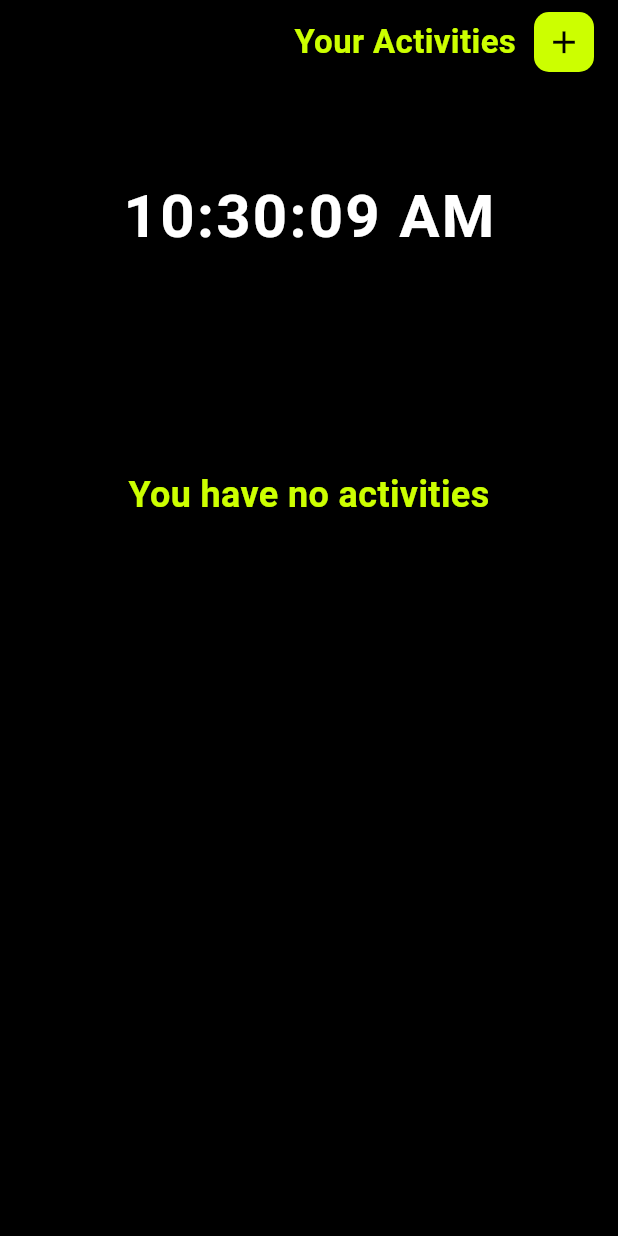
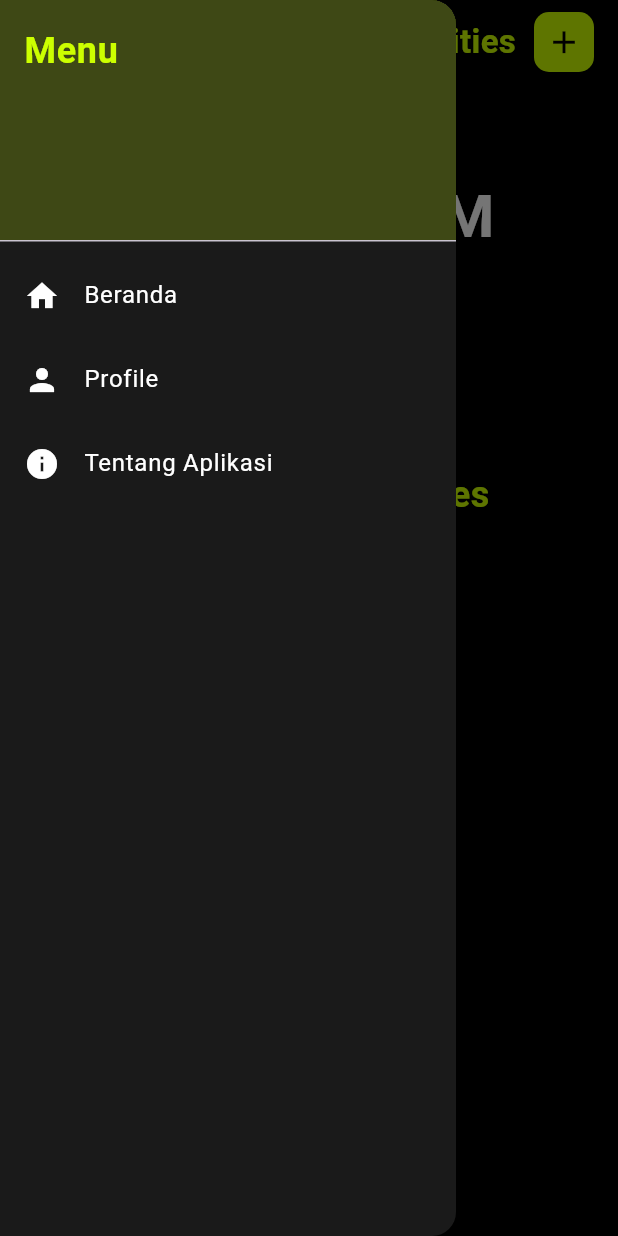
Before and after one commit to robotganteng09/ulangan_pak_aji, a Flutter app: the HomeWide screen opened directly, with the side drawer open (before the commit the screen has no drawer), on a phone screen of 412 x 824 dp. Run offline on Flutter 3.47's test engine with Material 3 defaults, Android fonts, the phone set to English and light mode, and no system bars; our stand-ins replace get, shared_preferences, sqflite; accounts and stored records are empty.

Commit message:
fix Home

```diff
--- a/lib/controller/drop_down_controller.dart
+++ b/lib/controller/drop_down_controller.dart
@@ -2,12 +2,14 @@ import 'package:get/get_rx/get_rx.dart';
 import 'package:get/get_state_manager/get_state_manager.dart';
 
 class DropDownController extends GetxController {
-
-  var selectedValue = ''.obs;
-
-  final List<String> pilihan = ['Sangat Penting', 'Penting', 'bisa nanti'];
+  var selectedValue = ''.obs; // tetap pakai RxString
+  final List<String> pilihan = ['Sangat Penting', 'Penting', 'Bisa Nanti'];
 
   void setSelected(String value) {
     selectedValue.value = value;
   }
+
+  void clear() {
+    selectedValue.value = ''; // reset ke kosong
+  }
 }
--- a/lib/controller/home_controller.dart
+++ b/lib/controller/home_controller.dart
@@ -36,10 +36,9 @@ class HomeController extends GetxController {
     String category,
     DateTime? dueDate,
   ) async {
-   final due = (dueDate ?? dateController.selectedDate.value) != null
+    final due = (dueDate ?? dateController.selectedDate.value) != null
         ? (dueDate ?? dateController.selectedDate.value)!.toIso8601String()
         : '';
-
 
     await dbHelper.insertTodo({
       'title': title,
@@ -110,7 +109,7 @@ class HomeController extends GetxController {
   void clearForm() {
     titleController.clear();
     descController.clear();
-    dropDownController.setSelected("");
+    dropDownController.clear();
     dateController.clear();
   }
 }
--- a/lib/main.dart
+++ b/lib/main.dart
@@ -1,6 +1,9 @@
 import 'package:flutter/material.dart';
 import 'package:get/get.dart';
+import 'package:ulangan_pak_aji/controller/date_controller.dart';
+import 'package:ulangan_pak_aji/controller/drop_down_controller.dart';
 import 'package:ulangan_pak_aji/controller/editController.dart';
+import 'package:ulangan_pak_aji/controller/home_controller.dart';
 import 'package:ulangan_pak_aji/controller/time_controller.dart';
 import 'package:ulangan_pak_aji/controller/wide_controller.dart';
 import 'package:ulangan_pak_aji/routes/pages.dart';
@@ -12,7 +15,10 @@ void main() async {
   await initializeDateFormatting('id_ID', null);
   Get.put(TimeController());
   Get.put(WideController());
+  Get.put(DateController());
+  Get.put(DropDownController());
   Get.put(EditTodoController());
+  Get.put(HomeController());
   runApp(const MainApp());
 }
 
--- a/lib/pages/homePage.dart
+++ b/lib/pages/homePage.dart
@@ -41,7 +41,6 @@ class Homepage extends StatelessWidget {
       ),
       body: Column(
         children: [
-
           Padding(
             padding: const EdgeInsets.only(bottom: 20.0),
             child: Obx(
@@ -65,7 +64,6 @@ class Homepage extends StatelessWidget {
               ),
             ),
           ),
-
 
           Expanded(
             child: Container(
--- a/lib/pages/responsive add/addTodo_wide_page.dart
+++ b/lib/pages/responsive add/addTodo_wide_page.dart
@@ -20,12 +20,10 @@ class AddtodoWidePage extends StatelessWidget {
           });
 
           return Obx(() {
-      return controller.isMobile.value
-          ? AddPage()
-          : AddtodoWide();
+            return controller.isMobile.value ? AddPage() : AddtodoWide();
           });
         },
-)
+      ),
     );
   }
 }
--- a/lib/pages/responsive home/home_wide.dart
+++ b/lib/pages/responsive home/home_wide.dart
@@ -16,11 +16,64 @@ class HomeWide extends StatelessWidget {
     const double standardPadding = 16.0;
 
     return Scaffold(
+      drawer: Drawer(
+        backgroundColor: const Color(0xFF1A1A1A),
+        child: ListView(
+          padding: EdgeInsets.zero,
+          children: [
+            DrawerHeader(
+              decoration: BoxDecoration(color: AppColors.neon.withOpacity(0.2)),
+              child: Text(
+                'Menu',
+                style: TextStyle(
+                  color: AppColors.neon,
+                  fontSize: 24,
+                  fontWeight: FontWeight.bold,
+                ),
+              ),
+            ),
+            ListTile(
+              leading: const Icon(Icons.home, color: Colors.white),
+              title: const Text(
+                'Beranda',
+                style: TextStyle(color: Colors.white),
+              ),
+              onTap: () {
+                Get.back(); // Menutup drawer
+              },
+            ),
+            ListTile(
+              leading: const Icon(Icons.person, color: Colors.white),
+              title: const Text(
+                'Profile',
+                style: TextStyle(color: Colors.white),
+              ),
+              onTap: () {
+                Get.toNamed(AppRoutes.Profillepage);
+              },
+            ),
+            ListTile(
+              leading: const Icon(Icons.info, color: Colors.white),
+              title: const Text(
+                'Tentang Aplikasi',
+                style: TextStyle(color: Colors.white),
+              ),
+              onTap: () {},
+            ),
+          ],
+        ),
+      ),
+
       backgroundColor: AppColors.background,
       appBar: AppBar(
-        automaticallyImplyLeading: false,
         backgroundColor: AppColors.background,
         elevation: 0,
+        leading: Builder(
+          builder: (context) => IconButton(
+            icon: const Icon(Icons.menu, color: AppColors.neon),
+            onPressed: () => Scaffold.of(context).openDrawer(), // buka drawer
+          ),
+        ),
         actions: [
           Padding(
             padding: const EdgeInsets.only(right: 12.0),
@@ -36,7 +89,7 @@ class HomeWide extends StatelessWidget {
             ),
           ),
           Container(
-            margin: const EdgeInsets.only(right: standardPadding),
+            margin: const EdgeInsets.only(right: 16),
             width: 40,
             height: 40,
             child: FloatingActionButton(
```
Also changed, not shown: lib/binding/drop_down_binding.dart (added, +10 -0 lines), lib/pages/addTodoPage.dart (+14 -15 lines), lib/pages/editTodoPage.dart (+8 -16 lines), lib/widgets/dropDown.dart (+5 -2 lines), lib/pages/responsive add/addTodo_wide.dart (line endings or trailing spaces). Lines whose indentation alone changed are shown as unchanged.
